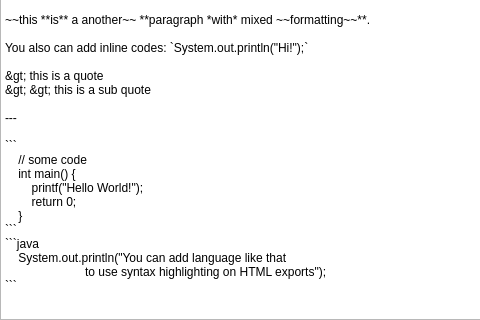
dhamith93/QuickNote, file newnotewindow.ui: the form before one commit; both pictures show x 0 to 480 and y 417 to 737 of the 1039 by 737 pixel window.
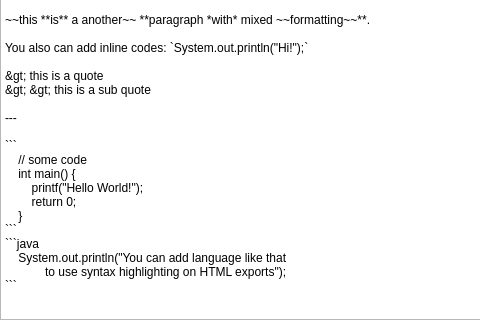
The form after the commit. Icons and pictures are not drawn.

Patch:
```diff
--- a/newnotewindow.ui
+++ b/newnotewindow.ui
@@ -84,6 +84,9 @@
 
 ___</string>
       </property>
+      <property name="tabStopWidth">
+       <number>40</number>
+      </property>
      </widget>
     </item>
     <item>
```
